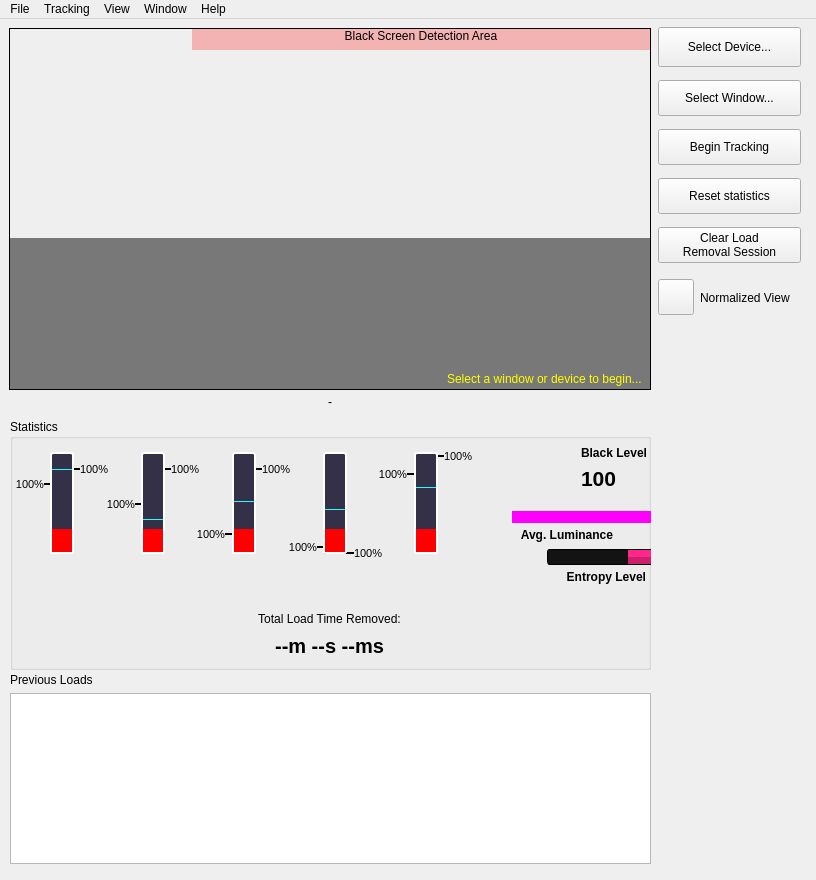
This is res/zdcurtain.ui in goth-uhaul/zdcurtain as Qt 5 draws it before an edit. The edited form follows.
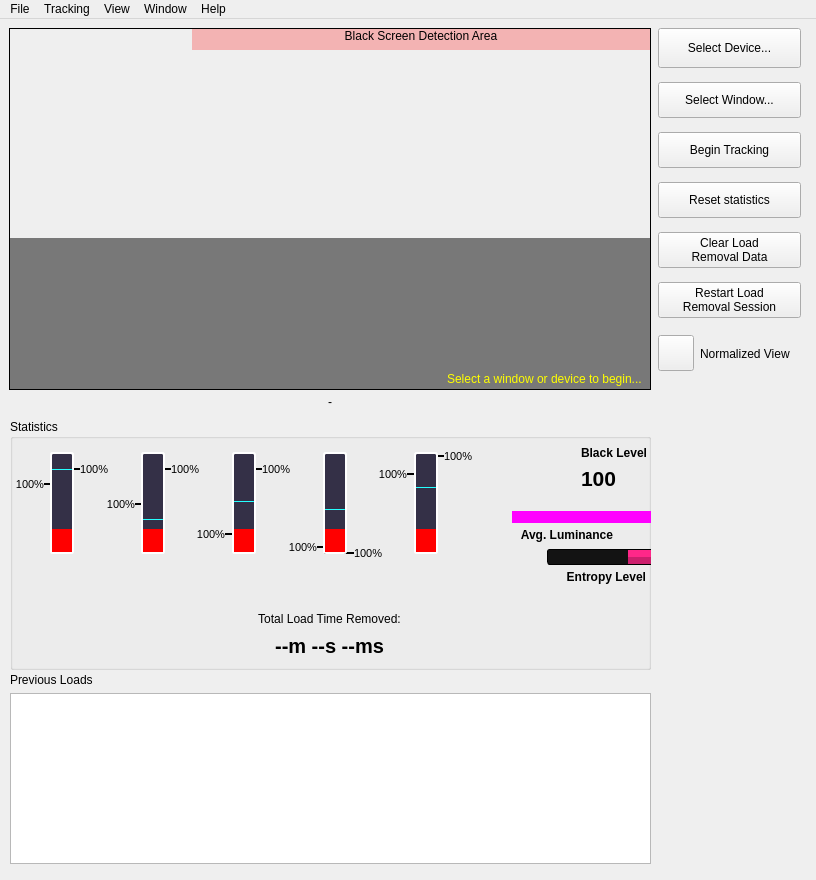
This is the edited form. Icons and pictures are not drawn.

```diff
--- a/res/zdcurtain.ui
+++ b/res/zdcurtain.ui
@@ -2165,7 +2165,7 @@
       <x>649</x>
       <y>-5</y>
       <width>161</width>
-      <height>321</height>
+      <height>381</height>
      </rect>
     </property>
     <layout class="QVBoxLayout" name="verticalLayout_11">
@@ -2291,6 +2291,35 @@
        </property>
        <property name="text">
         <string>Clear Load
+Removal Data</string>
+       </property>
+      </widget>
+     </item>
+     <item>
+      <widget class="QPushButton" name="restart_load_removal_session_button">
+       <property name="sizePolicy">
+        <sizepolicy hsizetype="Minimum" vsizetype="Fixed">
+         <horstretch>0</horstretch>
+         <verstretch>0</verstretch>
+        </sizepolicy>
+       </property>
+       <property name="minimumSize">
+        <size>
+         <width>0</width>
+         <height>0</height>
+        </size>
+       </property>
+       <property name="maximumSize">
+        <size>
+         <width>144</width>
+         <height>16777215</height>
+        </size>
+       </property>
+       <property name="focusPolicy">
+        <enum>Qt::FocusPolicy::NoFocus</enum>
+       </property>
+       <property name="text">
+        <string>Restart Load
 Removal Session</string>
        </property>
       </widget>
```
Left out of the diff: 8 changed lines with no effect on the pictures.
